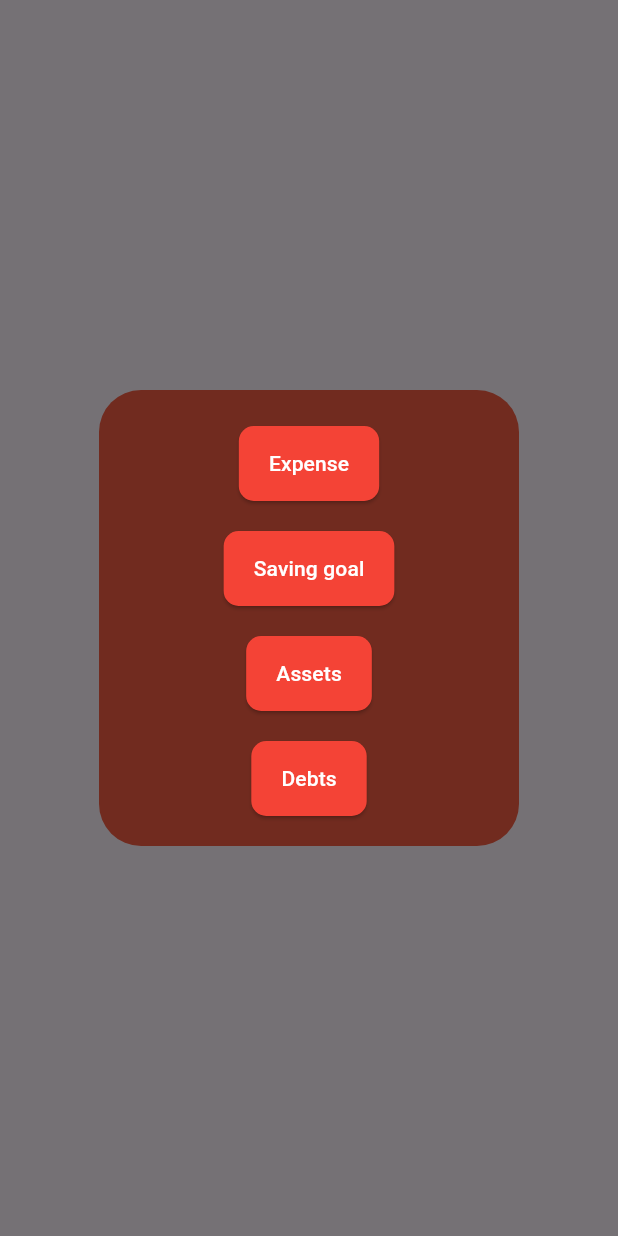
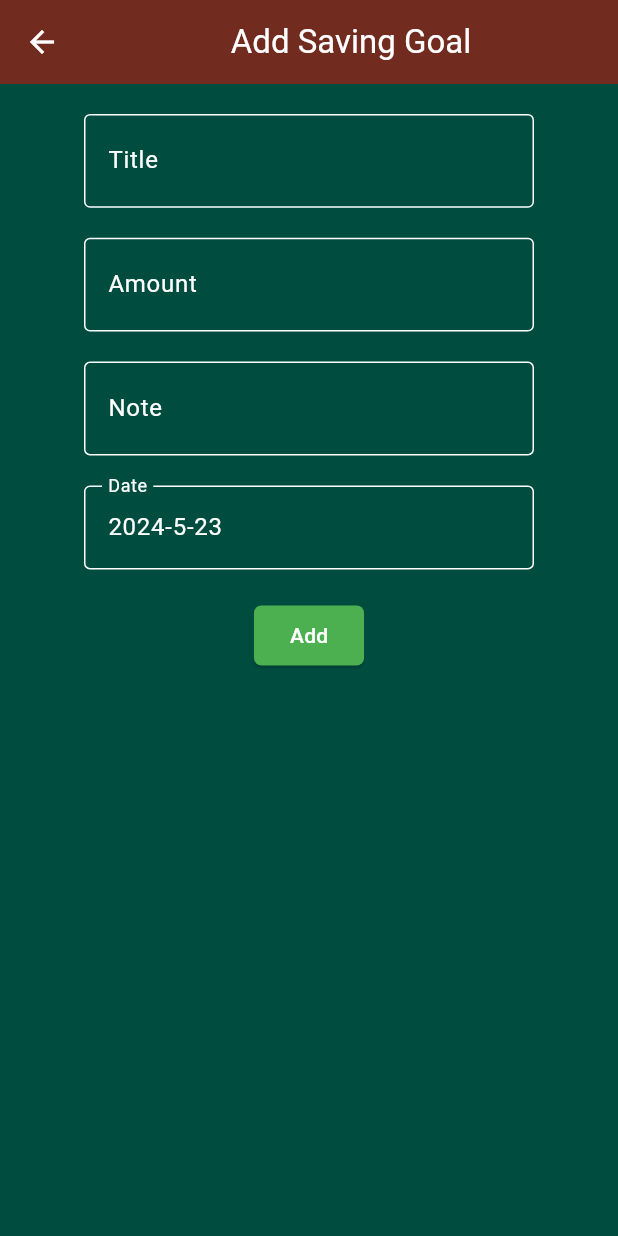
Before and after one commit to surajpahari/walletwise, a Flutter app: what hello() shows on an empty page, opened directly, after a tap on "Saving goal", on a phone screen of 412 x 824 dp. Run offline on Flutter 3.47's test engine with Material 3 defaults, Android fonts, the light colour scheme and no system bars; our stand-ins replace fl_chart, get.

Commit message:
more interactive dashboard

```diff
--- a/frontend/lib/controllers/budget/income_contorller.dart
+++ b/frontend/lib/controllers/budget/income_contorller.dart
@@ -16,7 +16,6 @@ class IncomeController {
   Future<dynamic> addIncome(Income income) async {
     submitState.value = "Loading";
     String incomeJson = jsonEncode(income.toJson());
-    GlobalKey<FormState> incomeFormKey = GlobalKey<FormState>();
     if (incomeFormKey.currentState == null ||
         !incomeFormKey.currentState!.validate()) {
       submitState.value = "Error";
--- /dev/null
+++ b/frontend/lib/controllers/budget/savinggoal_controller.dart
@@ -0,0 +1,9 @@
+import 'package:flutter/material.dart';
+
+class SavinggoalController {
+  final amount = TextEditingController();
+  final endDate = TextEditingController();
+  final title = TextEditingController();
+  final note = TextEditingController();
+  GlobalKey<FormState> savingGoalFormKey = GlobalKey<FormState>();
+}
--- /dev/null
+++ b/frontend/lib/models/saving.dart
@@ -0,0 +1,21 @@
+class Saving {
+  int amount;
+  String title;
+  String date;
+  String note;
+
+  Saving(
+      {required this.amount,
+      required this.note,
+      required this.title,
+      required this.date});
+
+  Map<String, dynamic> toJson() {
+    return {
+      'amount': amount,
+      'note': note,
+      'title': title,
+      'date': date,
+    };
+  }
+}
--- a/frontend/lib/utils/appbar/walletWiseBar.dart
+++ b/frontend/lib/utils/appbar/walletWiseBar.dart
@@ -4,6 +4,16 @@ import 'package:walletwise/constants/app_text.dart';
 import 'package:walletwise/screens/profile_screen.dart';
 
 class WalletWiseBar {
+  static PreferredSizeWidget normalPageBar(title) {
+    return AppBar(
+      automaticallyImplyLeading: true,
+      title: Row(
+        mainAxisAlignment: MainAxisAlignment.center,
+        children: [Text(title)],
+      ),
+    );
+  }
+
   static PreferredSizeWidget normalBar = AppBar(
     automaticallyImplyLeading: false,
     backgroundColor: Colors.grey[900],
--- a/frontend/lib/utils/date_picker.dart
+++ b/frontend/lib/utils/date_picker.dart
@@ -1,8 +1,15 @@
 import "package:flutter/material.dart";
 
 class DatePicker extends StatefulWidget {
-  const DatePicker({required this.controller, Key? key}) : super(key: key);
+  const DatePicker(
+      {required this.controller,
+      required this.lastDate,
+      required this.firstDate,
+      Key? key})
+      : super(key: key);
   final TextEditingController controller;
+  final DateTime firstDate;
+  final DateTime lastDate;
 
   @override
   State<DatePicker> createState() => _DatePickerState();
@@ -30,8 +37,8 @@ class _DatePickerState extends State<DatePicker> {
     final DateTime? selectedDate = await showDatePicker(
       context: context,
       initialDate: pickedDate,
-      firstDate: DateTime(2023),
-      lastDate: DateTime.now(),
+      firstDate: widget.firstDate,
+      lastDate: widget.lastDate,
     );
 
     if (selectedDate != null) {
--- a/frontend/lib/utils/dialogs/DialogBuilder.dart
+++ b/frontend/lib/utils/dialogs/DialogBuilder.dart
@@ -1,5 +1,10 @@
 import "package:flutter/material.dart";
+import "package:get/get.dart";
+import "package:walletwise/constants/app_colors.dart";
 import "package:walletwise/theme/theme_constant.dart";
+import "package:walletwise/utils/forms/pages/asset_form.dart";
+import "package:walletwise/utils/forms/pages/debt_form.dart";
+import "package:walletwise/utils/forms/pages/saving_goal.dart";
 
 class Dialogbuilder {
   static void hello(BuildContext context) {
@@ -28,16 +33,16 @@ class Dialogbuilder {
                             BorderRadius.circular(10), // Button border radius
                       ),
                     ),
-                    child: const Text("Expense"),
+                    child: const Text("New buy"),
                   ),
                   SizedBox(height: 20),
                   ElevatedButton(
                     onPressed: () {
-                      print("ok");
+                      Get.to(SavingGoalForm());
                     },
                     style: ElevatedButton.styleFrom(
                       foregroundColor: Colors.white, // Background color
-                      backgroundColor: Colors.red, // Text color
+                      backgroundColor: AppColors.lightgreen, // Text color
                       padding: const EdgeInsets.symmetric(
                           horizontal: 20, vertical: 15), // Button padding
                       shape: RoundedRectangleBorder(
@@ -50,11 +55,11 @@ class Dialogbuilder {
                   SizedBox(height: 20),
                   ElevatedButton(
                     onPressed: () {
-                      print("ok");
+                      Get.to(AssetForm());
                     },
                     style: ElevatedButton.styleFrom(
                       foregroundColor: Colors.white, // Background color
-                      backgroundColor: Colors.red, // Text color
+                      backgroundColor: AppColors.darkGreen, // Text color
                       padding: const EdgeInsets.symmetric(
                           horizontal: 20, vertical: 15), // Button padding
                       shape: RoundedRectangleBorder(
@@ -67,11 +72,11 @@ class Dialogbuilder {
                   SizedBox(height: 20),
                   ElevatedButton(
                     onPressed: () {
-                      print("ok");
+                      Get.to(DebtForm());
                     },
                     style: ElevatedButton.styleFrom(
                       foregroundColor: Colors.white, // Background color
-                      backgroundColor: Colors.red, // Text color
+                      backgroundColor: Colors.pink, // Text color
                       padding: const EdgeInsets.symmetric(
                           horizontal: 20, vertical: 15), // Button padding
                       shape: RoundedRectangleBorder(
--- a/frontend/lib/utils/forms/expense_form.dart
+++ b/frontend/lib/utils/forms/expense_form.dart
@@ -70,6 +70,8 @@ class ExpenseForm extends StatelessWidget {
               const SizedBox(height: 20),
               DatePicker(
                 controller: controller.date,
+                firstDate: DateTime(2023),
+                lastDate: DateTime.now(),
               ),
               const SizedBox(height: 20),
               ElevatedButton(
--- a/frontend/lib/utils/forms/income_form.dart
+++ b/frontend/lib/utils/forms/income_form.dart
@@ -67,7 +67,11 @@ class IncomeForm extends StatelessWidget {
               },
             ),
             const SizedBox(height: 20),
-            DatePicker(controller: controller.date),
+            DatePicker(
+              controller: controller.date,
+              firstDate: DateTime(2023),
+              lastDate: DateTime.now(),
+            ),
             const SizedBox(height: 20),
             ElevatedButton(
               onPressed: () => controller.addIncome(
--- /dev/null
+++ b/frontend/lib/utils/forms/pages/saving_goal.dart
@@ -0,0 +1,98 @@
+import 'package:flutter/cupertino.dart';
+import 'package:flutter/material.dart';
+import 'package:walletwise/controllers/budget/savinggoal_controller.dart';
+import 'package:walletwise/theme/theme_constant.dart';
+import 'package:walletwise/utils/date_picker.dart';
+import 'package:walletwise/utils/appbar/walletWiseBar.dart';
+
+class SavingGoalForm extends StatelessWidget {
+  const SavingGoalForm({super.key});
+
+  @override
+  Widget build(BuildContext context) {
+    final controller = SavinggoalController();
+    return Theme(
+      data: myTheme,
+      child: Scaffold(
+          appBar: WalletWiseBar.normalPageBar("Add Saving Goal"),
+          body: Form(
+              child: Center(
+                  child: Container(
+                      constraints: BoxConstraints(maxWidth: 300),
+                      child: Column(
+                        children: [
+                          SizedBox(
+                            height: 20,
+                          ),
+                          TextFormField(
+                            controller: controller.title,
+                            decoration: const InputDecoration(
+                              prefix: Icon(Icons.title),
+                              labelText: ("Title"),
+                              border: OutlineInputBorder(),
+                            ),
+                            keyboardType: TextInputType.number,
+                          ),
+                          SizedBox(
+                            height: 20,
+                          ),
+                          TextFormField(
+                            controller: controller.amount,
+                            validator: (value) {
+                              if (value == null || value.isEmpty) {
+                                return "Please enter the amount";
+                              }
+                              return null;
+                            },
+                            decoration: const InputDecoration(
+                              prefix: Icon(Icons.attach_money),
+                              labelText: ("Amount"),
+                              border: OutlineInputBorder(),
+                            ),
+                            keyboardType: TextInputType.number,
+                          ),
+                          SizedBox(
+                            height: 20,
+                          ),
+                          TextFormField(
+                            controller: controller.note,
+                            decoration: const InputDecoration(
+                              prefix: Icon(Icons.note),
+                              labelText: ("Note"),
+                              border: OutlineInputBorder(),
+                            ),
+                            keyboardType: TextInputType.number,
+                          ),
+                          SizedBox(
+                            height: 20,
+                          ),
+                          DatePicker(
+                            controller: controller.endDate,
+                            firstDate: DateTime.now(),
+                            lastDate: DateTime(2025),
+                          ),
+                          SizedBox(
+                            height: 20,
+                          ),
+                          ElevatedButton(
+                              style: ElevatedButton.styleFrom(
+                                  backgroundColor: Colors.green,
+                                  shape: RoundedRectangleBorder(
+                                      borderRadius: BorderRadius.circular(5))),
+                              onPressed: () {
+                                ScaffoldMessenger.of(context).showSnackBar(
+                                  SnackBar(
+                                    content: Text('Yay! A SnackBar!'),
+                                    duration: Duration(milliseconds: 100),
+                                  ),
+                                );
+                              },
+                              child: Text(
+                                "Add",
+                                style: TextStyle(color: Colors.white),
+                              )),
+                        ],
+                      ))))),
+    );
+  }
+}
```
Also changed, not shown: frontend/lib/constants/app_colors.dart (+13 -0 lines), frontend/lib/utils/forms/pages/asset_form.dart (added, +17 -0 lines), frontend/lib/utils/forms/pages/debt_form.dart (added, +17 -0 lines).
